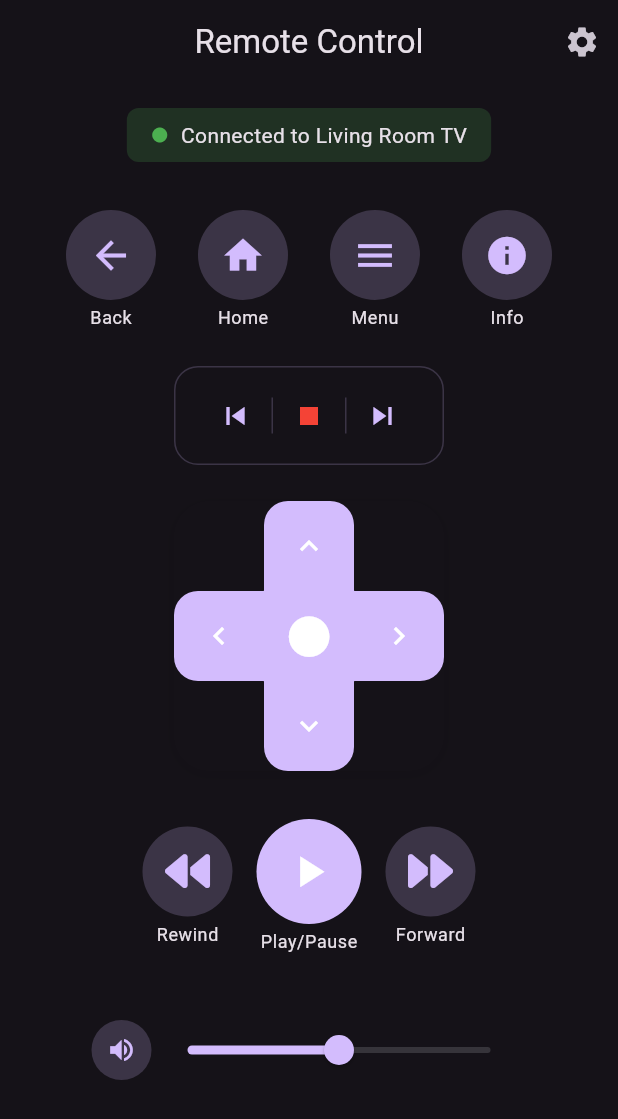
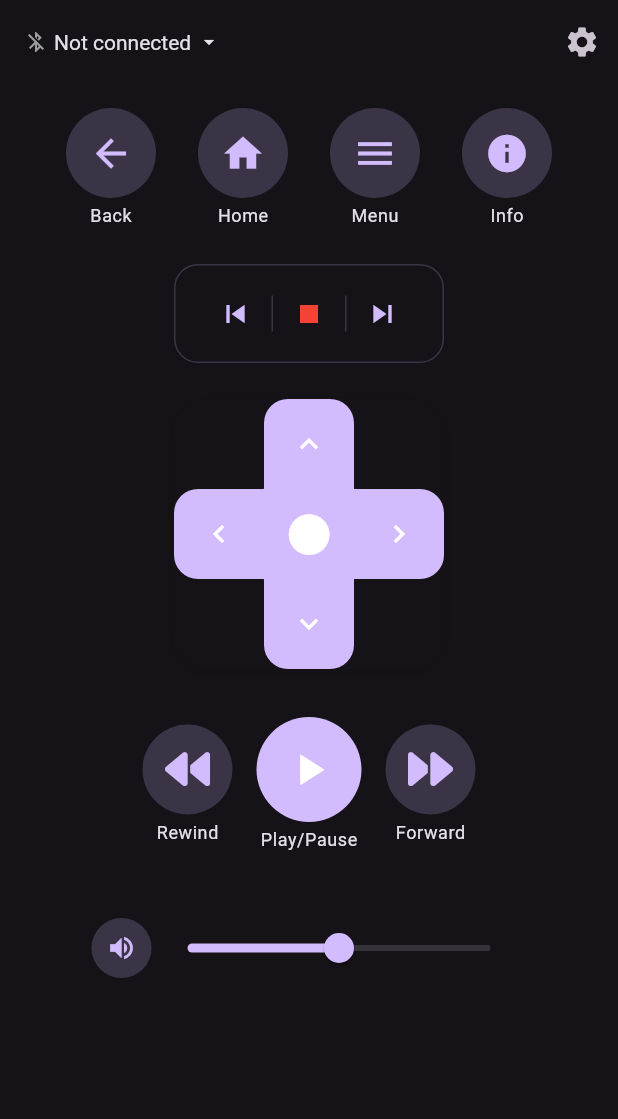
Before and after one commit to TylerHight/PC_Remote_Control_App, a Flutter app: the screen it shows after launch, on a phone screen of 412 x 824 dp. Shown: the top 1119 px of the screen. Run offline on Flutter 3.47's test engine with Material 3 defaults, Android fonts, the phone set to English and light mode, and no system bars; our stand-ins replace equatable, flutter_bloc, flutter_blue_plus, font_awesome_flutter.

Commit message:
implement device scanning and discovery features in connection management

```diff
--- a/lib/business_logic/blocs/connection/connection_event.dart
+++ b/lib/business_logic/blocs/connection/connection_event.dart
@@ -27,3 +27,25 @@ class ConnectionStatusChanged extends ConnectionEvent {
   @override
   List<Object?> get props => [isConnected];
 }
+
+class StartScan extends ConnectionEvent {}
+
+class StopScan extends ConnectionEvent {}
+
+class DeviceDiscovered extends ConnectionEvent {
+  final Device device;
+
+  const DeviceDiscovered(this.device);
+
+  @override
+  List<Object?> get props => [device];
+}
+
+class ScanComplete extends ConnectionEvent {
+  final List<Device> devices;
+
+  const ScanComplete(this.devices);
+
+  @override
+  List<Object?> get props => [devices];
+}
--- a/lib/business_logic/blocs/connection/connection_state.dart
+++ b/lib/business_logic/blocs/connection/connection_state.dart
@@ -1,31 +1,40 @@
 import 'package:equatable/equatable.dart';
+import 'package:flutter_blue_plus/flutter_blue_plus.dart';
 import 'package:pc_remote_control_app/data/models/device.dart';
 
-enum ConnectionStatus { initial, connecting, connected, disconnecting, disconnected, error }
+enum ConnectionStatus { initial, scanning, connecting, connected, disconnecting, disconnected, error }
 
 class ConnectionState extends Equatable {
   final ConnectionStatus status;
   final Device? device;
   final String? errorMessage;
+  final List<Device> discoveredDevices;
+  final bool isScanning;
 
   const ConnectionState({
     this.status = ConnectionStatus.initial,
     this.device,
     this.errorMessage,
+    this.discoveredDevices = const [],
+    this.isScanning = false,
   });
 
   ConnectionState copyWith({
     ConnectionStatus? status,
     Device? device,
     String? errorMessage,
+    List<Device>? discoveredDevices,
+    bool? isScanning,
   }) {
     return ConnectionState(
       status: status ?? this.status,
       device: device ?? this.device,
       errorMessage: errorMessage ?? this.errorMessage,
+      discoveredDevices: discoveredDevices ?? this.discoveredDevices,
+      isScanning: isScanning ?? this.isScanning,
     );
   }
 
   @override
-  List<Object?> get props => [status, device, errorMessage];
+  List<Object?> get props => [status, device, errorMessage, discoveredDevices, isScanning];
 }
--- a/lib/data/models/device.dart
+++ b/lib/data/models/device.dart
@@ -1,14 +1,20 @@
+import 'package:flutter_blue_plus/flutter_blue_plus.dart';
+
 class Device {
   final String id;
   final String name;
-  final String ipAddress;
+  final String? ipAddress;
   final bool isConnected;
+  final BluetoothDevice? bleDevice;
+  final int? rssi;
 
   const Device({
     required this.id,
     required this.name,
-    required this.ipAddress,
+    this.ipAddress,
     this.isConnected = false,
+    this.bleDevice,
+    this.rssi,
   });
 
   Device copyWith({
@@ -16,17 +22,16 @@ class Device {
     String? name,
     String? ipAddress,
     bool? isConnected,
+    BluetoothDevice? bleDevice,
+    int? rssi,
   }) {
     return Device(
       id: id ?? this.id,
       name: name ?? this.name,
       ipAddress: ipAddress ?? this.ipAddress,
       isConnected: isConnected ?? this.isConnected,
+      bleDevice: bleDevice ?? this.bleDevice,
+      rssi: rssi ?? this.rssi,
     );
   }
-
-  @override
-  String toString() {
-    return 'Device{id: $id, name: $name, ipAddress: $ipAddress, isConnected: $isConnected}';
-  }
 }
--- a/lib/presentation/screens/remote_control_screen.dart
+++ b/lib/presentation/screens/remote_control_screen.dart
@@ -24,20 +24,9 @@ class RemoteControlScreen extends StatefulWidget {
 }
 
 class _RemoteControlScreenState extends State<RemoteControlScreen> {
-  // Mock device for demo purposes
-  final _mockDevice = const Device(
-    id: '1',
-    name: 'Living Room TV',
-    ipAddress: '192.168.1.100',
-  );
-
   @override
   void initState() {
     super.initState();
-    // Auto-connect to mock device for demo purposes
-    WidgetsBinding.instance.addPostFrameCallback((_) {
-      context.read<ConnectionBloc>().add(ConnectToDevice(_mockDevice));
-    });
   }
 
   void _sendCommand(CommandType commandType) {
@@ -49,8 +38,8 @@ class _RemoteControlScreenState extends State<RemoteControlScreen> {
   Widget build(BuildContext context) {
     return Scaffold(
       appBar: AppBar(
-        title: const Text('Remote Control'),
-        centerTitle: true,
+        title: const ConnectionStatusWidget(),
+        centerTitle: false,
         actions: [
           IconButton(
             icon: const Icon(Icons.settings),
@@ -65,16 +54,6 @@ class _RemoteControlScreenState extends State<RemoteControlScreen> {
       body: SafeArea(
         child: Column(
           children: [
-            // Connection status
-            const Padding(
-              padding: EdgeInsets.all(16.0),
-              child: Row(
-                mainAxisAlignment: MainAxisAlignment.center,
-                children: [
-                  ConnectionStatusWidget(),
-                ],
-              ),
-            ),
             // Main remote control interface
             Expanded(
               child: SingleChildScrollView(
--- a/lib/presentation/widgets/connection_status_widget.dart
+++ b/lib/presentation/widgets/connection_status_widget.dart
@@ -1,4 +1,5 @@
 import 'package:flutter/material.dart';
+import 'package:pc_remote_control_app/presentation/widgets/device_list_dialog.dart';
 import 'package:flutter_bloc/flutter_bloc.dart';
 import 'package:pc_remote_control_app/business_logic/blocs/connection/connection_bloc.dart';
 import 'package:pc_remote_control_app/business_logic/blocs/connection/connection_event.dart';
@@ -8,37 +9,120 @@ import 'package:pc_remote_control_app/data/models/device.dart';
 class ConnectionStatusWidget extends StatelessWidget {
   const ConnectionStatusWidget({super.key});
 
-  void _showConnectionMenu(BuildContext context, connection_state.ConnectionState state) {
-    final RenderBox button = context.findRenderObject() as RenderBox;
-    final Offset offset = button.localToGlobal(Offset.zero);
+  void _showDeviceListDialog(BuildContext context) {
+    showModalBottomSheet(
+      context: context,
+      isScrollControlled: true,
+      shape: const RoundedRectangleBorder(
+        borderRadius: BorderRadius.vertical(top: Radius.circular(16)),
+      ),
+      builder: (context) => const DeviceListDialog(),
+    );
+  }
 
-    showMenu(
-      context: context,
-      position: RelativeRect.fromLTRB(
-        offset.dx,
-        offset.dy + button.size.height,
-        offset.dx + button.size.width,
-        offset.dy + button.size.height + 10,
-      ),
-      items: [
-        if (state.status == connection_state.ConnectionStatus.connected)
+  Widget _buildAppBarConnectionStatus(BuildContext context, connection_state.ConnectionState state) {
+    final status = state.status;
+    final device = state.device;
+
+    if (status == connection_state.ConnectionStatus.connected && device != null) {
+      // Connected status
+      return InkWell(
+        onTap: () => _showDeviceListDialog(context),
+        child: Row(
+          mainAxisSize: MainAxisSize.min,
+          children: [
+            const Icon(Icons.bluetooth_connected, color: Colors.green, size: 16),
+            const SizedBox(width: 4),
+            Text(device.name, style: const TextStyle(fontSize: 14)),
+            const SizedBox(width: 4),
+            PopupMenuButton<String>(
+              padding: EdgeInsets.zero,
+              icon: const Icon(Icons.arrow_drop_down, size: 16),
+              itemBuilder: (context) => [
                 PopupMenuItem(
+                  value: 'disconnect',
+                  child: const Text('Disconnect'),
                   onTap: () {
                     context.read<ConnectionBloc>().add(DisconnectFromDevice());
                   },
-            child: const Row(
-              children: [
-                Icon(Icons.close),
-                SizedBox(width: 8),
-                Text('Disconnect'),
+                ),
+                PopupMenuItem(
+                  value: 'scan',
+                  child: const Text('Scan for devices'),
+                  onTap: () {
+                    Future.delayed(const Duration(milliseconds: 100), () {
+                      _showDeviceListDialog(context);
+                    });
+                  },
+                ),
               ],
             ),
+          ],
         ),
+      );
+    } else if (status == connection_state.ConnectionStatus.connecting) {
+      // Connecting status
+      return InkWell(
+        onTap: () => _showDeviceListDialog(context),
+        child: const Row(
+          mainAxisSize: MainAxisSize.min,
+          children: [
+            SizedBox(
+              width: 16,
+              height: 16,
+              child: CircularProgressIndicator(
+                strokeWidth: 2,
+                valueColor: AlwaysStoppedAnimation<Color>(Colors.blue),
+              ),
+            ),
+            SizedBox(width: 4),
+            Text('Connecting...', style: TextStyle(fontSize: 14)),
           ],
+        ),
+      );
+    } else if (status == connection_state.ConnectionStatus.scanning) {
+      // Scanning status
+      return InkWell(
+        onTap: () => _showDeviceListDialog(context),
+        child: const Row(
+          mainAxisSize: MainAxisSize.min,
+          children: [
+            SizedBox(
+              width: 16,
+              height: 16,
+              child: CircularProgressIndicator(
+                strokeWidth: 2,
+                valueColor: AlwaysStoppedAnimation<Color>(Colors.blue),
+              ),
+            ),
+            SizedBox(width: 4),
+            Text('Scanning...', style: TextStyle(fontSize: 14)),
+          ],
+        ),
+      );
+    } else {
+      // Disconnected or other status
+      return InkWell(
+        onTap: () => _showDeviceListDialog(context),
+        child: const Row(
+          mainAxisSize: MainAxisSize.min,
+          children: [
+            Icon(Icons.bluetooth_disabled, color: Colors.grey, size: 16),
+            SizedBox(width: 4),
+            Text('Not connected', style: TextStyle(fontSize: 14)),
+            SizedBox(width: 4),
+            Icon(Icons.arrow_drop_down, size: 16),
+          ],
+        ),
       );
     }
+  }
 
-  Widget _buildConnectedStatus(BuildContext context, Device device) {
+  Widget _buildDetailedConnectionStatus(BuildContext context, connection_state.ConnectionState state) {
+    final status = state.status;
+    final device = state.device;
+
+    if (status == connection_state.ConnectionStatus.connected && device != null) {
       return Container(
         padding: const EdgeInsets.symmetric(horizontal: 16.0, vertical: 8.0),
         decoration: BoxDecoration(
@@ -54,12 +138,16 @@ class ConnectionStatusWidget extends StatelessWidget {
               'Connected to ${device.name}',
               style: Theme.of(context).textTheme.bodyMedium,
             ),
+            IconButton(
+              icon: const Icon(Icons.close, size: 16),
+              onPressed: () {
+                context.read<ConnectionBloc>().add(DisconnectFromDevice());
+              },
+            ),
           ],
         ),
       );
-  }
-
-  Widget _buildConnectingStatus() {
+    } else if (status == connection_state.ConnectionStatus.connecting) {
       return Container(
         padding: const EdgeInsets.symmetric(horizontal: 16.0, vertical: 8.0),
         decoration: BoxDecoration(
@@ -82,34 +170,7 @@ class ConnectionStatusWidget extends StatelessWidget {
           ],
         ),
       );
-  }
-
-  Widget _buildDisconnectingStatus() {
-    return Container(
-      padding: const EdgeInsets.symmetric(horizontal: 16.0, vertical: 8.0),
-      decoration: BoxDecoration(
-        color: Colors.orange.withOpacity(0.2),
-        borderRadius: BorderRadius.circular(8),
-      ),
-      child: const Row(
-        mainAxisSize: MainAxisSize.min,
-        children: [
-          SizedBox(
-            width: 12,
-            height: 12,
-            child: CircularProgressIndicator(
-              strokeWidth: 2,
-              valueColor: AlwaysStoppedAnimation<Color>(Colors.orange),
-            ),
-          ),
-          SizedBox(width: 8),
-          Text('Disconnecting...'),
-        ],
-      ),
-    );
-  }
-
-  Widget _buildErrorStatus(BuildContext context, String? errorMessage) {
+    } else if (status == connection_state.ConnectionStatus.error) {
       return Container(
         padding: const EdgeInsets.symmetric(horizontal: 16.0, vertical: 8.0),
         decoration: BoxDecoration(
@@ -122,7 +183,7 @@ class ConnectionStatusWidget extends StatelessWidget {
             const Icon(Icons.error_outline, color: Colors.red, size: 16),
             const SizedBox(width: 8),
             Text(
-            errorMessage ?? 'Connection Error',
+              state.errorMessage ?? 'Connection Error',
               style: Theme.of(context).textTheme.bodyMedium?.copyWith(
                 color: Colors.red,
               ),
@@ -130,52 +191,42 @@ class ConnectionStatusWidget extends StatelessWidget {
           ],
         ),
       );
-  }
-
-  Widget _buildDisconnectedStatus() {
+    } else {
       return Container(
         padding: const EdgeInsets.symmetric(horizontal: 16.0, vertical: 8.0),
         decoration: BoxDecoration(
           color: Colors.grey.withOpacity(0.2),
           borderRadius: BorderRadius.circular(8),
         ),
-      child: const Row(
+        child: Row(
           mainAxisSize: MainAxisSize.min,
           children: [
-          Icon(Icons.circle, color: Colors.grey, size: 12),
-          SizedBox(width: 8),
-          Text('Disconnected'),
+            const Icon(Icons.circle, color: Colors.grey, size: 12),
+            const SizedBox(width: 8),
+            const Text('Disconnected'),
+            const SizedBox(width: 8),
+            ElevatedButton(
+              onPressed: () => _showDeviceListDialog(context),
+              child: const Text('Connect'),
+            ),
           ],
         ),
       );
+    }
   }
 
   @override
   Widget build(BuildContext context) {
     return BlocBuilder<ConnectionBloc, connection_state.ConnectionState>(
       builder: (context, state) {
-        final status = state.status;
-        final device = state.device;
+        // Check if we're in the app bar (based on parent widget)
+        final bool isInAppBar = context.findAncestorWidgetOfExactType<AppBar>() != null;
 
-        Widget statusWidget;
-
-        if (status == connection_state.ConnectionStatus.connected && device != null) {
-          statusWidget = _buildConnectedStatus(context, device);
-        } else if (status == connection_state.ConnectionStatus.connecting) {
-          statusWidget = _buildConnectingStatus();
-        } else if (status == connection_state.ConnectionStatus.disconnecting) {
-          statusWidget = _buildDisconnectingStatus();
-        } else if (status == connection_state.ConnectionStatus.error) {
-          statusWidget = _buildErrorStatus(context, state.errorMessage);
+        if (isInAppBar) {
+          return _buildAppBarConnectionStatus(context, state);
         } else {
-          statusWidget = _buildDisconnectedStatus();
+          return _buildDetailedConnectionStatus(context, state);
         }
-
-        return InkWell(
-          onTap: () => _showConnectionMenu(context, state),
-          borderRadius: BorderRadius.circular(8),
-          child: statusWidget,
-        );
       },
     );
   }
```
Also changed, not shown: lib/business_logic/blocs/connection/connection_bloc.dart (+49 -0 lines), lib/data/repositories/remote_control_repository.dart (+71 -1 lines), lib/presentation/widgets/device_list_dialog.dart (added, +149 -0 lines), pubspec.yaml (+5 -61 lines), 1 other file. Lines whose indentation alone changed are shown as unchanged.
